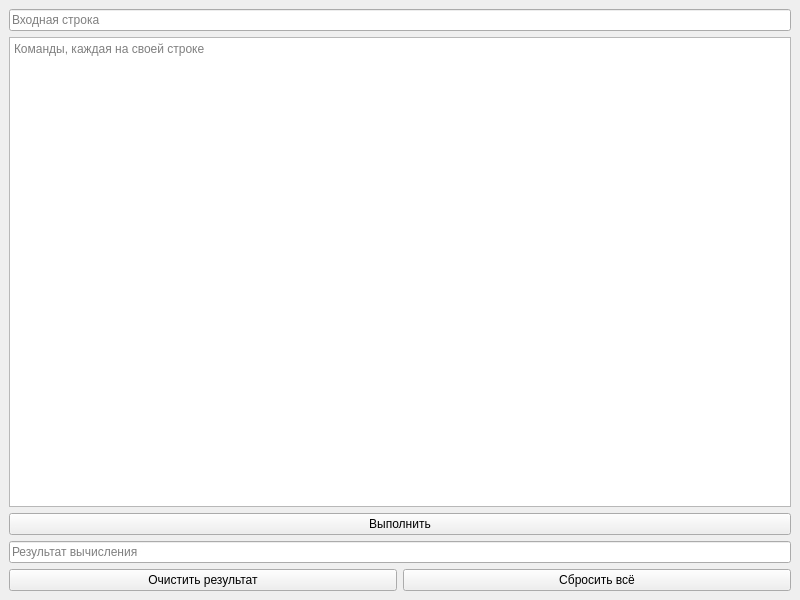
This is MarkovIsCursed/nam.ui in milana-cat/PythonMarkov as Qt 5 draws it before an edit. The edited form follows.
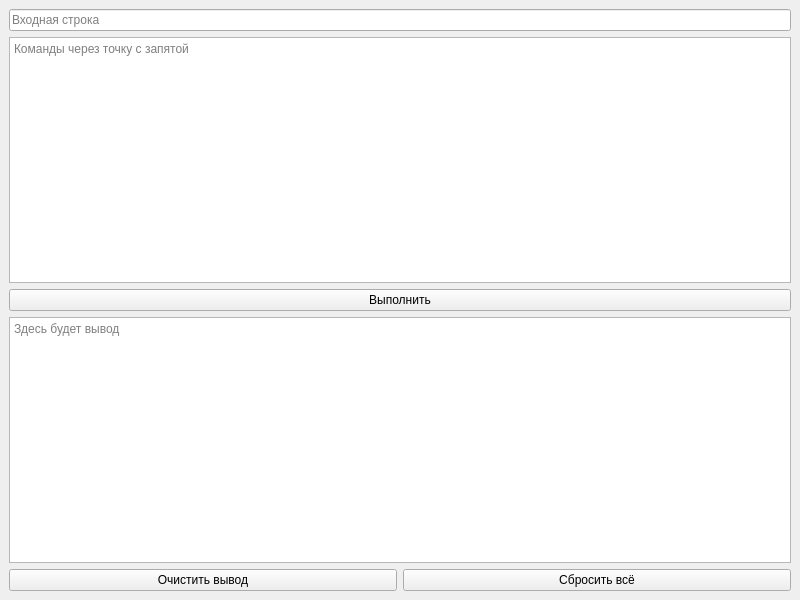
This is the edited form.

Commit message: Make output box bigger

Diff of the .ui file:
```diff
--- a/MarkovIsCursed/nam.ui
+++ b/MarkovIsCursed/nam.ui
@@ -25,7 +25,7 @@
     <item>
      <widget class="QPlainTextEdit" name="cmdsBox">
       <property name="placeholderText">
-       <string>Команды, каждая на своей строке</string>
+       <string>Команды через точку с запятой</string>
       </property>
      </widget>
     </item>
@@ -37,15 +37,12 @@
      </widget>
     </item>
     <item>
-     <widget class="QLineEdit" name="outputBox">
-      <property name="contextMenuPolicy">
-       <enum>Qt::DefaultContextMenu</enum>
-      </property>
-      <property name="readOnly">
-       <bool>true</bool>
+     <widget class="QTextBrowser" name="outputBox">
+      <property name="acceptRichText">
+       <bool>false</bool>
       </property>
       <property name="placeholderText">
-       <string>Результат вычисления</string>
+       <string>Здесь будет вывод</string>
       </property>
      </widget>
     </item>
@@ -54,7 +51,7 @@
       <item>
        <widget class="QPushButton" name="clearBtn">
         <property name="text">
-         <string>Очистить результат</string>
+         <string>Очистить вывод</string>
         </property>
        </widget>
       </item>
```
The commit also changes 1 other file.
